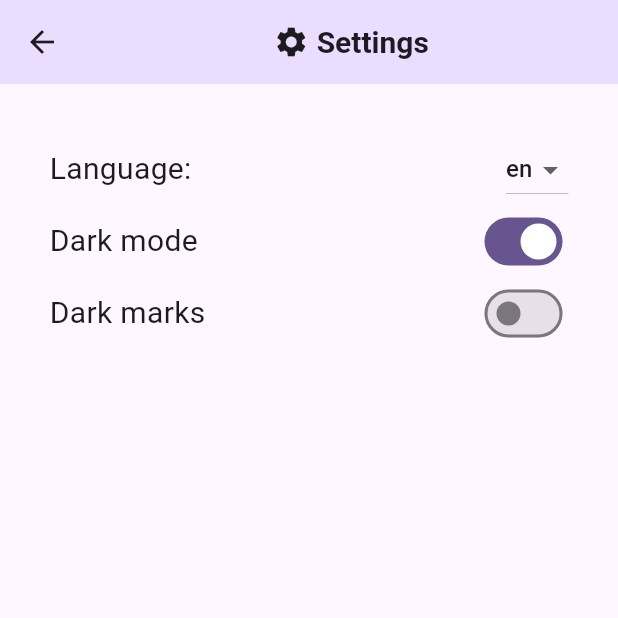
After one commit to SkolaOffline/skolaoffline, a Flutter app: the SettingsScreen screen opened directly, on a phone screen of 412 x 824 dp, the top half of it. The commit adds this screen. Run offline on Flutter 3.47's test engine with Material 3 defaults, Android fonts, the phone set to English and light mode, and no system bars; our stand-ins replace flutter_html, flutter_secure_storage; missing offline and left inert: dart:ffi; accounts and stored records are empty; generated files the repository leaves out were written again; network calls fail.

Commit message:
Added settings page
Now dummy mode is part of the settings, but is inaccesible through normal settings page.

```diff
--- a/skola_offline/lib/absences.dart
+++ b/skola_offline/lib/absences.dart
@@ -1,6 +1,6 @@
 import 'dart:convert';
 import 'package:flutter/material.dart';
-import 'package:skola_offline/dummy_app_state.dart';
+import 'package:skola_offline/app_settings.dart';
 import 'package:flutter/services.dart' show rootBundle;
 import 'package:skola_offline/main.dart';
 import 'package:flutter_gen/gen_l10n/app_localizations.dart';
@@ -108,10 +108,8 @@ class AbsencesScreenState extends State<AbsencesScreen> {
   }
 
   Future<String> downloadAbsences() async {
-    final dummyAppState = DummyAppState();
-    bool useDummyData = dummyAppState.useDummyData;
 
-    if (useDummyData) {
+    if (MyApp.of(context)?.getDummyMode() ?? false) {
       return await rootBundle.loadString('lib/assets/dummy_absences.json');
     } else {
 
--- /dev/null
+++ b/skola_offline/lib/app_settings.dart
@@ -0,0 +1,11 @@
+import 'package:flutter/material.dart';
+
+class AppSettings {
+
+
+
+  bool useDummyData = false;
+  bool useDarkMode = true;
+  Locale language = Locale('en');
+  bool darkMarks = false;
+}
--- a/skola_offline/lib/main.dart
+++ b/skola_offline/lib/main.dart
@@ -7,7 +7,9 @@ import 'package:intl/intl.dart';
 import 'package:flutter_gen/gen_l10n/app_localizations.dart';
 
 import 'package:skola_offline/absences.dart';
+import 'package:skola_offline/app_settings.dart';
 import 'package:skola_offline/login.dart';
+import 'package:skola_offline/settings.dart';
 import 'package:skola_offline/timetable.dart';
 import 'package:skola_offline/timetableDay.dart';
 import 'package:skola_offline/marks.dart';
@@ -118,12 +120,49 @@ class MyApp extends StatefulWidget{
 }
 
 class _MyAppState extends State<MyApp>{
-  Locale _locale = Locale('en');
+  AppSettings _appSettings = AppSettings();
+
   void setLocale(Locale value){
     setState(() {
-      _locale = value;
+      _appSettings.language = value;
     });
   }
+
+  Locale getLocale(){
+    return _appSettings.language;
+  }
+
+  void setDarkMode(bool value){
+    setState(() {
+      _appSettings.useDarkMode = value;
+    });
+  }
+
+  bool getDarkMode(){
+      return _appSettings.useDarkMode;
+  }
+
+  void setDummyMode(bool value){
+    setState(() {
+      _appSettings.useDummyData = value;
+    });
+  }
+
+  bool getDummyMode(){
+      return _appSettings.useDummyData;
+  }
+
+    void setDarkMarks(bool value){
+    setState(() {
+      _appSettings.darkMarks = value;
+    });
+  }
+
+  bool getDarkMarks(){
+      return _appSettings.darkMarks;
+  }
+
+
   @override
   Widget build(BuildContext context) {
     return MaterialApp(
@@ -143,7 +182,7 @@ class _MyAppState extends State<MyApp>{
       ),
       localizationsDelegates: AppLocalizations.localizationsDelegates,
       supportedLocales: AppLocalizations.supportedLocales,
-      locale:_locale,
+      locale:_appSettings.language,
       home: MyHomePage(),
     );
   }
@@ -212,7 +251,7 @@ class MyHomePageState extends State<MyHomePage> {
                         Text(AppLocalizations.of(context)!.profile),
                       ],),
                     ),
-                    PopupMenuItem(value: 'option2', child: Text('Another option')),
+                    PopupMenuItem(value: 'settings', child: Text('Settings')),
                   ],
                   onSelected: (value) {
                     // Handle menu item selection
@@ -221,8 +260,11 @@ class MyHomePageState extends State<MyHomePage> {
                         context,
                         MaterialPageRoute(builder: (context) => ProfileScreen()),
                       );
-                    } else if (value == 'option2') {
-                      print('option 2');
+                    } else if (value == 'settings') {
+                        Navigator.push(
+                        context,
+                        MaterialPageRoute(builder: (context) => SettingsScreen()),
+                        );
                     }
                   },
                 )
--- a/skola_offline/lib/messages.dart
+++ b/skola_offline/lib/messages.dart
@@ -3,7 +3,7 @@ import 'package:flutter/material.dart';
 import 'package:flutter_html/flutter_html.dart';
 import 'package:skola_offline/main.dart';
 import 'package:intl/intl.dart';
-import 'package:skola_offline/dummy_app_state.dart';
+import 'package:skola_offline/app_settings.dart';
 import 'package:flutter/services.dart' show rootBundle;
 
 class MessagesScreen extends StatefulWidget {
@@ -22,9 +22,7 @@ class MessagesScreenState extends State<MessagesScreen> {
   }
 
   Future<void> downloadMessages() async {
-    final dummyAppState = DummyAppState();
-    bool useDummyData = dummyAppState.useDummyData;
-    if (useDummyData) {
+    if (MyApp.of(context)?.getDummyMode() ?? false) {
       final dummyData =
           await rootBundle.loadString("lib/assets/dummy_messages.json");
       setState(() {
--- /dev/null
+++ b/skola_offline/lib/settings.dart
@@ -0,0 +1,82 @@
+import 'package:flutter/material.dart';
+import 'package:flutter/widgets.dart';
+import 'package:skola_offline/absences.dart';
+import 'package:skola_offline/app_settings.dart';
+import 'package:url_launcher/url_launcher.dart'; // Import the url_launcher package
+import 'package:flutter_gen/gen_l10n/app_localizations.dart';
+import 'package:skola_offline/main.dart';
+
+class SettingsScreen extends StatelessWidget{
+@override
+Widget build(BuildContext context){
+    return Scaffold(
+      appBar: AppBar(
+        title: Row(
+                mainAxisAlignment: MainAxisAlignment.center,
+                children: [
+                  Icon(Icons.settings),
+                  SizedBox(width: 5,),
+                  Text(
+                    AppLocalizations.of(context)!.settings,
+                      style: TextStyle(
+                      fontSize: 20,
+                      fontWeight: FontWeight.bold,
+                    ),
+                  ),
+                ],
+              ),
+        backgroundColor: Theme.of(context).colorScheme.primaryContainer,
+      ),
+      body: SingleChildScrollView(
+        child: Padding(
+          padding: const EdgeInsets.all(25.0),
+          child: ListView(
+                    scrollDirection: Axis.vertical,
+                    shrinkWrap: true,
+                padding: const EdgeInsets.all(8),
+                children: [
+                  Row(
+                          mainAxisAlignment: MainAxisAlignment.spaceBetween,
+                          children: [
+                            Text(AppLocalizations.of(context)!.language+ ': ',
+                            style: TextStyle(fontSize: 20),),
+                            DropdownButton<Locale>(value:Localizations.localeOf(context) ,items: AppLocalizations.supportedLocales.map<DropdownMenuItem<Locale>>((Locale value){
+                              return DropdownMenuItem(
+                                value: value,
+                                child: Text(value.languageCode)
+                                );
+                            }).toList(),
+                            onChanged: (Locale? value){
+                              MyApp.of(context)?.setLocale(value ?? Locale('en'));
+                            })
+                          ],
+                        ),
+                        Row(
+                          mainAxisAlignment: MainAxisAlignment.spaceBetween,
+                          children: [
+                            Text('Dark mode',
+                            style: TextStyle(fontSize: 20),),
+                            Switch(value: MyApp.of(context)?.getDarkMode() ?? false, onChanged: (value){
+                              // MyApp.of(context)?.setDarkMode(value);
+                              value = true; // A bit of trolling while dark mode is not active.
+                            })
+                          ],
+                        ),
+                        Row(
+                          mainAxisAlignment: MainAxisAlignment.spaceBetween,
+                          children: [
+                            Text('Dark marks',
+                            style: TextStyle(fontSize: 20),),
+                            Switch(value: MyApp.of(context)?.getDarkMarks() ?? false, onChanged: (value){
+                              MyApp.of(context)?.setDarkMarks(value);
+                            })
+                          ],
+                        ),
+
+                ],
+          )
+        )
+      )
+    );
+  }
+}
```
Also changed, not shown: skola_offline/lib/dummy_app_state.dart (deleted, +0 -11 lines), skola_offline/lib/login.dart (+6 -7 lines), skola_offline/lib/marks.dart (+2 -6 lines), skola_offline/lib/profile.dart (+2 -32 lines), skola_offline/lib/timetableDay.dart (+4 -10 lines), skola_offline/lib/timetableWeek old.dart (+4 -7 lines), skola_offline/lib/timetableWeek.dart (+3 -7 lines).
